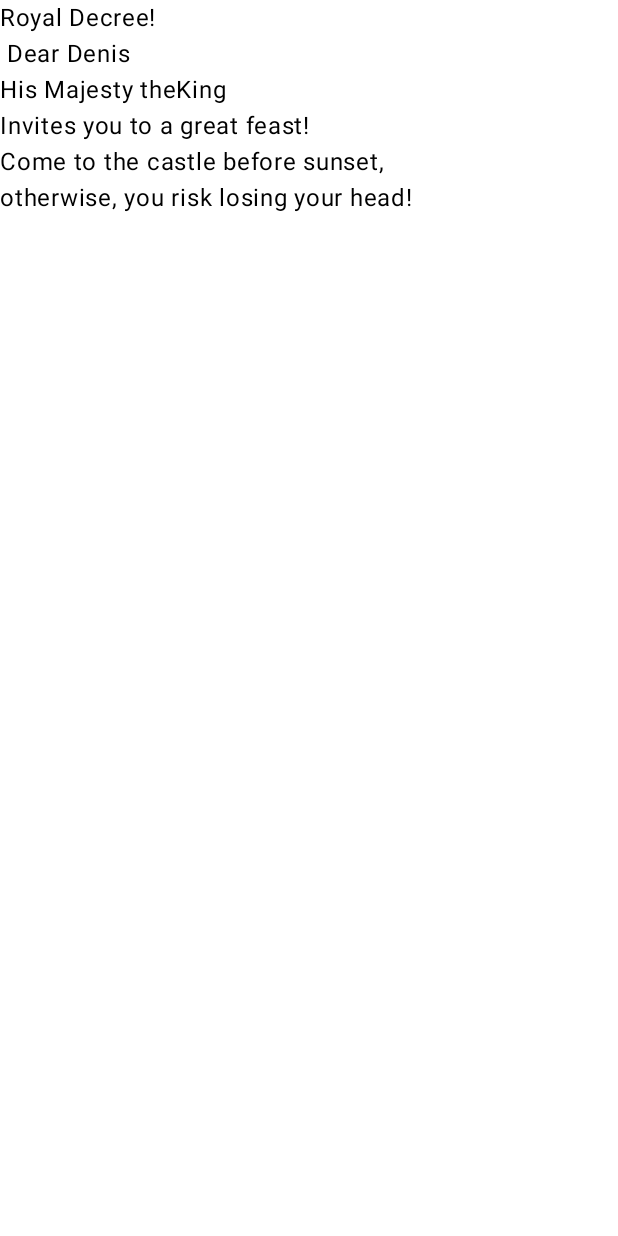
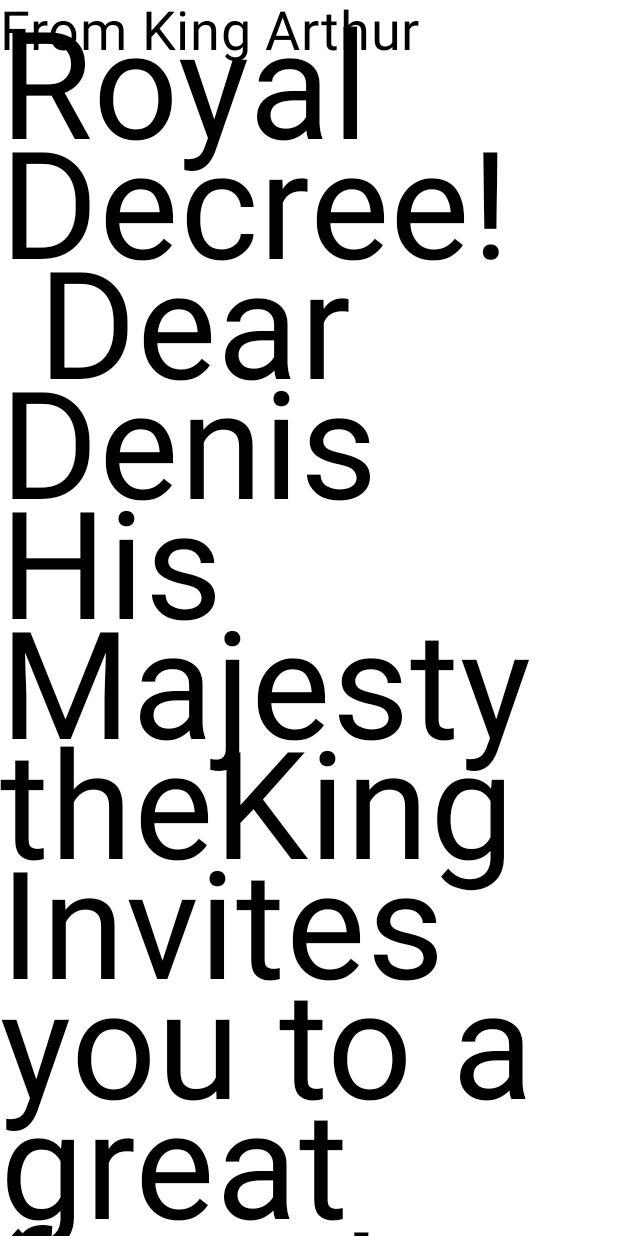
Before and after one commit to Zlabs232/PixLetter_ZorinRoman_AndroidStudio_Lab2, an Android app built with Jetpack Compose: the @Preview function RoyalInvitationPreview, on a phone screen of 412 x 824 dp. Run offline under Robolectric (Android 15) with nearby library versions, the phone set to English and light mode, and no system bars.

Commit message:
10 и 9 шаг: текстовые элементы и изменение шрифта

```diff
--- a/app/src/main/java/com/zoirn/pixletter/MainActivity.kt
+++ b/app/src/main/java/com/zoirn/pixletter/MainActivity.kt
@@ -10,6 +10,7 @@ import androidx.compose.material3.Text
 import androidx.compose.runtime.Composable
 import androidx.compose.ui.Modifier
 import androidx.compose.ui.tooling.preview.Preview
+import androidx.compose.ui.unit.sp
 import com.zoirn.pixletter.ui.theme.PixLetterTheme
 
 
@@ -32,13 +33,19 @@ class MainActivity : ComponentActivity() {
 @Composable
 fun RoyalInvitationPreview() {
         PixLetterTheme {
-            GreetingText (message = "Royal Decree!\n Dear Denis\nHis Majesty theKing\nInvites you to a great feast!\nCome to the castle before sunset, \notherwise, you risk losing your head!")
+            GreetingText (message = "Royal Decree!\n Dear Denis\nHis Majesty theKing\nInvites you to a great feast!\nCome to the castle before sunset, \notherwise, you risk losing your head!", from = "From King Arthur")
         }
     }
 
 @Composable
-fun GreetingText(message: String, modifier: Modifier = Modifier) {
+fun GreetingText(message: String, from: String, modifier: Modifier = Modifier) {
     Text(
-        text = message
+        text = message,
+        fontSize = 100.sp,
+        lineHeight = 80.sp
+    )
+    Text(
+        text = from,
+        fontSize = 36.sp
     )
 }
```
